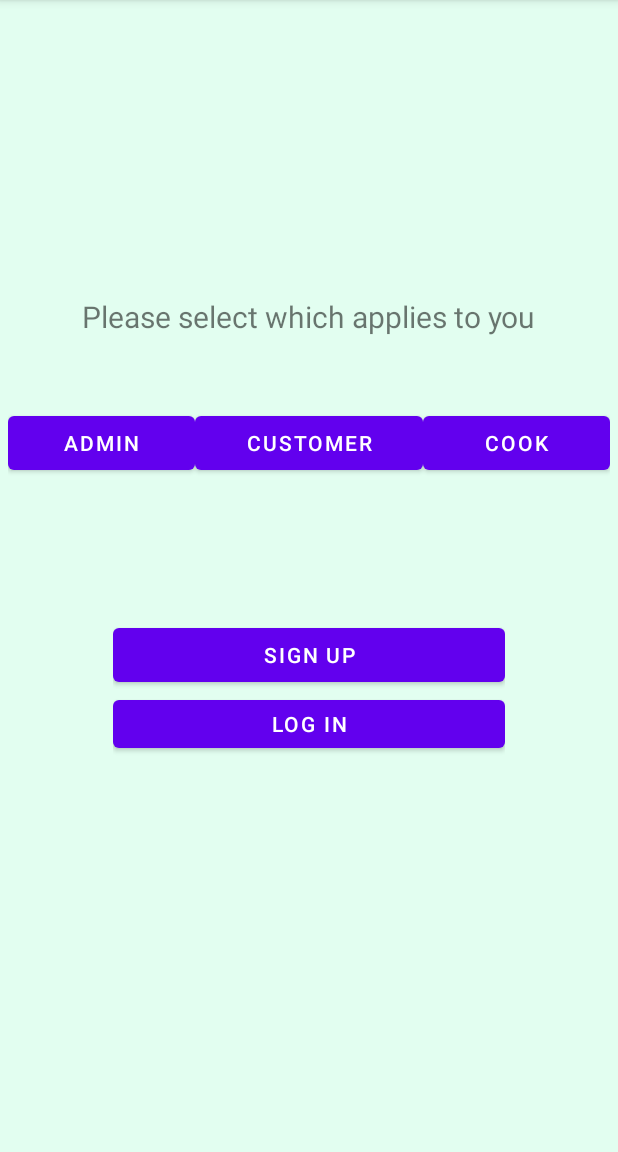
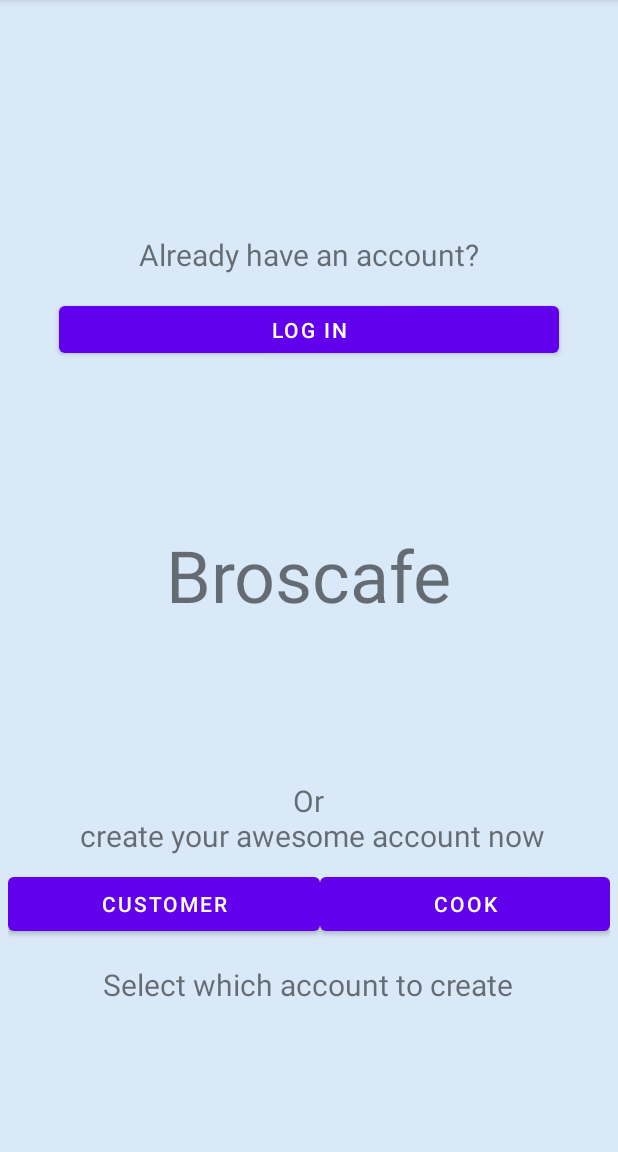
Before and after one commit to makername-adam/SEG2505Lab1, an Android app: the screen it shows after launch (MainActivity), on a phone screen of 412 x 824 dp, the part 84-1236 px from its top. Run offline under Robolectric (Android 15) with nearby library versions, the phone set to English and light mode, and no system bars.

Commit message:
buggy new version by Adam

```diff
--- a/app/src/main/java/ca/engineering/uottawa/adam/taktek/welcomepage/LoginActivity.java
+++ b/app/src/main/java/ca/engineering/uottawa/adam/taktek/welcomepage/LoginActivity.java
@@ -35,6 +35,8 @@ public class LoginActivity extends AppCompatActivity {
             boolean correctLogIn = AccountDB.checkLogIn(courriel, password);
             if (correctLogIn == true){
                 Toast.makeText(LoginActivity.this, "logIn successfull ", Toast.LENGTH_SHORT).show();
+                //String accountType = AccountDB.getAccountType(courriel);
+               // Toast.makeText(LoginActivity.this, accountType, Toast.LENGTH_SHORT).show();
 //Tachfine make startActivity here for your homepage, passing the extra accountType
 
             }else{
--- a/app/src/main/java/ca/engineering/uottawa/adam/taktek/welcomepage/MainActivity.java
+++ b/app/src/main/java/ca/engineering/uottawa/adam/taktek/welcomepage/MainActivity.java
@@ -18,21 +18,14 @@ public class MainActivity extends AppCompatActivity {
 
         Intent logIntent = new Intent(getApplicationContext(), LoginActivity.class);
         Intent signIntent = new Intent(getApplicationContext(), SignUpActivity.class);
-        Intent adminSignIntent = new Intent(getApplicationContext(), AdminSignUpActivity.class);
 
-        Button buttonAdmin = (Button) findViewById(R.id.btnAdmin);
-        buttonAdmin.setOnClickListener(new View.OnClickListener() {
-            @Override
-            public void onClick(View view) {
-                accountType = "admin";
-            }
-        });
 
         Button buttonCustomer = (Button) findViewById(R.id.btnCustomer);
         buttonCustomer.setOnClickListener(new View.OnClickListener() {
             @Override
             public void onClick(View view) {
-                accountType = "customer";
+                signIntent.putExtra("accountType", "customer");
+                startActivity(signIntent);
             }
         });
 
@@ -40,7 +33,8 @@ public class MainActivity extends AppCompatActivity {
         buttonCook.setOnClickListener(new View.OnClickListener() {
             @Override
             public void onClick(View view) {
-                accountType = "cook";
+                signIntent.putExtra("accountType","cook");
+                startActivity(signIntent);
             }
         });
 
@@ -49,20 +43,7 @@ public class MainActivity extends AppCompatActivity {
         buttonLog.setOnClickListener(new View.OnClickListener() {
             @Override
             public void onClick(View view) {
-                logIntent.putExtra("accountType", accountType);
                 startActivity(logIntent);
-            }
-        });
-
-        Button buttonSign = (Button) findViewById(R.id.btnSign);
-        buttonSign.setOnClickListener(new View.OnClickListener() {
-            @Override
-            public void onClick(View view) {
-                if (accountType.equals("admin") ){startActivity(adminSignIntent); }
-               else {
-                    signIntent.putExtra("accountType", accountType);
-                    startActivity(signIntent);
-                }
             }
         });
 
--- a/app/src/main/res/Classes/Account.java
+++ b/app/src/main/res/Classes/Account.java
@@ -1,3 +1,5 @@
+package ca.engineering.uottawa.adam.taktek.welcomepage.Classes;
+
 public class Account
 {
   //Instance variables ************************************************
--- a/app/src/main/res/Classes/Admin.java
+++ b/app/src/main/res/Classes/Admin.java
@@ -1,3 +1,5 @@
+package ca.engineering.uottawa.adam.taktek.welcomepage.Classes;
+
 import android.accounts.Account;
 
 public class Admin extends Account
--- a/app/src/main/res/Classes/Client.java
+++ b/app/src/main/res/Classes/Client.java
@@ -1,3 +1,5 @@
+package ca.engineering.uottawa.adam.taktek.welcomepage.Classes;
+
 public class Client extends Utilisateur
 {
   //Instance variables ************************************************
--- a/app/src/main/res/Classes/Cuisinier.java
+++ b/app/src/main/res/Classes/Cuisinier.java
@@ -1,3 +1,5 @@
+package ca.engineering.uottawa.adam.taktek.welcomepage.Classes;
+
 public class Cuisinier extends Utilisateur
 {
   //Instance variables ************************************************
--- a/app/src/main/res/Classes/Meals.java
+++ b/app/src/main/res/Classes/Meals.java
@@ -1,3 +1,5 @@
+package ca.engineering.uottawa.adam.taktek.welcomepage.Classes;
+
 public class Meals
 {
   //Instance variables ************************************************
--- a/app/src/main/res/Classes/Utilisateur.java
+++ b/app/src/main/res/Classes/Utilisateur.java
@@ -1,3 +1,5 @@
+package ca.engineering.uottawa.adam.taktek.welcomepage.Classes;
+
 import android.accounts.Account;
 
 public class Utilisateur extends Account
--- a/app/src/main/res/layout/activity_main.xml
+++ b/app/src/main/res/layout/activity_main.xml
@@ -6,6 +6,17 @@
     android:layout_height="match_parent"
     android:background="@color/gray"
     tools:context=".MainActivity">
+
+    <Button
+        android:id="@+id/btnLog"
+        android:layout_width="333dp"
+        android:layout_height="43dp"
+        android:text="Log In"
+        app:layout_constraintBottom_toBottomOf="parent"
+        app:layout_constraintEnd_toEndOf="parent"
+        app:layout_constraintStart_toStartOf="parent"
+        app:layout_constraintTop_toTopOf="parent"
+        app:layout_constraintVertical_bias="0.273" />
 
     <LinearLayout
         android:id="@+id/selectAccountTypeLayout"
@@ -16,18 +27,11 @@
         app:layout_constraintEnd_toEndOf="parent"
         app:layout_constraintStart_toStartOf="parent"
         app:layout_constraintTop_toTopOf="parent"
-        app:layout_constraintVertical_bias="0.38">
-
-        <Button
-            android:id="@+id/btnAdmin"
-            android:layout_width="wrap_content"
-            android:layout_height="wrap_content"
-            android:layout_weight="1"
-            android:text="Admin" />
+        app:layout_constraintVertical_bias="0.81">
 
         <Button
             android:id="@+id/btnCustomer"
-            android:layout_width="wrap_content"
+            android:layout_width="103dp"
             android:layout_height="wrap_content"
             android:layout_weight="1"
             android:text="Customer" />
@@ -41,39 +45,56 @@
     </LinearLayout>
 
     <TextView
-        android:id="@+id/textView"
+        android:id="@+id/OptionTextView"
         android:layout_width="wrap_content"
         android:layout_height="wrap_content"
-        android:text="Please select which applies to you"
+        android:text="Or\n create your awesome account now"
+        android:textAlignment="center"
         android:textSize="20sp"
         app:layout_constraintBottom_toTopOf="@+id/selectAccountTypeLayout"
         app:layout_constraintEnd_toEndOf="parent"
+        app:layout_constraintHorizontal_bias="0.495"
         app:layout_constraintStart_toStartOf="parent"
         app:layout_constraintTop_toTopOf="parent"
-        app:layout_constraintVertical_bias="0.81" />
+        app:layout_constraintVertical_bias="0.985" />
 
-    <LinearLayout
-        android:id="@+id/SignLogInLayout"
-        android:layout_width="261dp"
-        android:layout_height="92dp"
-        android:orientation="vertical"
+    <TextView
+        android:id="@+id/logInTextView"
+        android:layout_width="wrap_content"
+        android:layout_height="wrap_content"
+        android:text="Already have an account?"
+        android:textSize="20sp"
+        app:layout_constraintBottom_toTopOf="@+id/btnLog"
+        app:layout_constraintEnd_toEndOf="parent"
+        app:layout_constraintStart_toStartOf="parent"
+        app:layout_constraintTop_toTopOf="parent"
+        app:layout_constraintVertical_bias="0.914" />
+
+    <TextView
+        android:id="@+id/SelectAccountTextView"
+        android:layout_width="wrap_content"
+        android:layout_height="wrap_content"
+        android:text="Select which account to create"
+        android:textSize="20sp"
         app:layout_constraintBottom_toBottomOf="parent"
         app:layout_constraintEnd_toEndOf="parent"
+        app:layout_constraintHorizontal_bias="0.496"
         app:layout_constraintStart_toStartOf="parent"
         app:layout_constraintTop_toBottomOf="@+id/selectAccountTypeLayout"
-        app:layout_constraintVertical_bias="0.25">
+        app:layout_constraintVertical_bias="0.099" />
 
-        <Button
-            android:id="@+id/btnSign"
-            android:layout_width="match_parent"
-            android:layout_height="wrap_content"
-            android:text="Sign up" />
+    <TextView
+        android:id="@+id/BroscafeTextView"
+        android:layout_width="wrap_content"
+        android:layout_height="wrap_content"
+        android:layout_marginTop="101dp"
+        android:layout_marginBottom="97dp"
+        android:text="Broscafe"
 
-        <Button
-            android:id="@+id/btnLog"
-            android:layout_width="match_parent"
-            android:layout_height="wrap_content"
-            android:text="Log In" />
-    </LinearLayout>
+        android:textSize="48sp"
+        app:layout_constraintBottom_toTopOf="@+id/OptionTextView"
+        app:layout_constraintEnd_toEndOf="parent"
+        app:layout_constraintStart_toStartOf="parent"
+        app:layout_constraintTop_toBottomOf="@+id/btnLog" />
 
 </androidx.constraintlayout.widget.ConstraintLayout>
--- a/app/src/main/res/values/colors.xml
+++ b/app/src/main/res/values/colors.xml
@@ -7,6 +7,6 @@
     <color name="teal_700">#FF018786</color>
     <color name="black">#FF000000</color>
     <color name="white">#FFFFFFFF</color>
-    <color name= "gray">#e2fef0</color>
+    <color name= "gray">#dae9f8</color>
 
 </resources>
--- a/app/src/main/res/values/style.xml
+++ b/app/src/main/res/values/style.xml
@@ -4,4 +4,7 @@
         <item name="android:fontFamily">sans-serif-black</item>
         <item name= "android:textSize" > 25sp </item>
     </style>
+    <style name="titleTextStyle" parent="TextAppearance.AppCompat">
+
+    </style>
 </resources>
```
Also changed, not shown: app/src/main/AndroidManifest.xml (+0 -7 lines), app/src/main/java/ca/engineering/uottawa/adam/taktek/welcomepage/AccountDBsql.java (+18 -2 lines), app/src/main/java/ca/engineering/uottawa/adam/taktek/welcomepage/AdminSignUpActivity.java (deleted, +0 -21 lines), app/src/main/java/ca/engineering/uottawa/adam/taktek/welcomepage/SignUpActivity.java (+5 -6 lines), app/src/main/res/layout/activity_admin_sign_up.xml (deleted, +0 -33 lines), app/src/main/res/layout/activity_sign_up.xml (+5 -3 lines).
